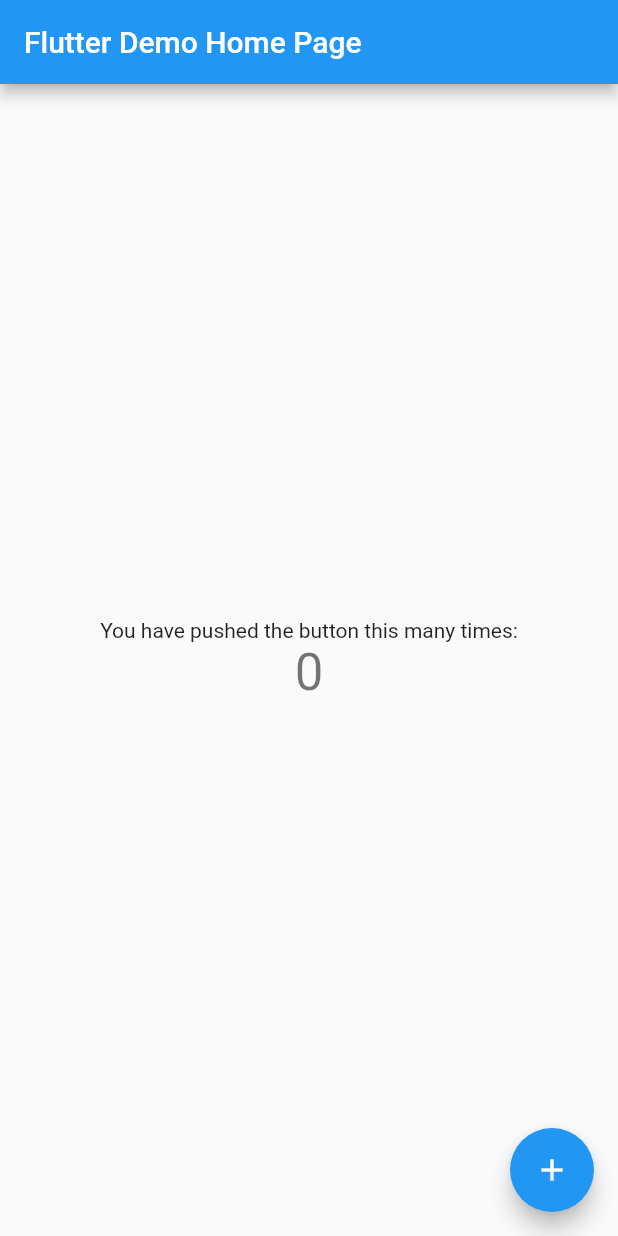
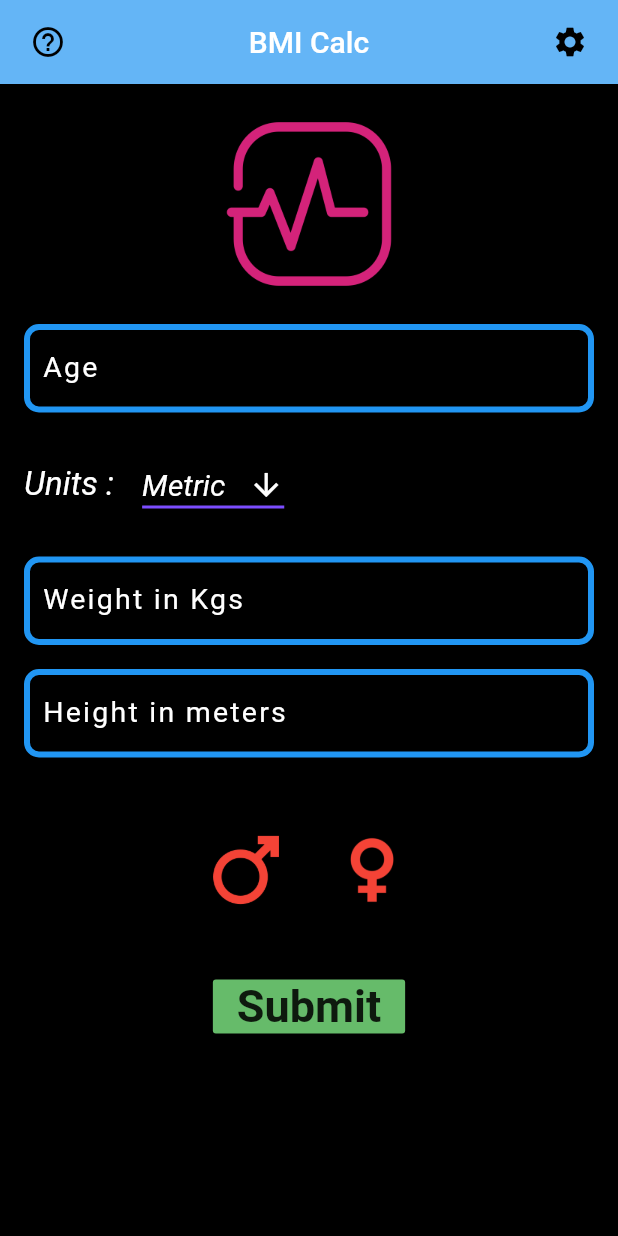
Before and after one commit to Blaze2305/BMI_calc, a Flutter app: the screen it shows after launch, on a phone screen of 412 x 824 dp. Run offline on Flutter 3.47's test engine with Material 2 defaults, Android fonts, the phone set to English and light mode, and no system bars.

Commit message:
basic ui structure done

```diff
--- a/lib/main.dart
+++ b/lib/main.dart
@@ -1,111 +1,14 @@
+
 import 'package:flutter/material.dart';
+import 'ui/home.dart';
 
-void main() => runApp(MyApp());
-
-class MyApp extends StatelessWidget {
-  // This widget is the root of your application.
-  @override
-  Widget build(BuildContext context) {
-    return MaterialApp(
-      title: 'Flutter Demo',
-      theme: ThemeData(
-        // This is the theme of your application.
-        //
-        // Try running your application with "flutter run". You'll see the
-        // application has a blue toolbar. Then, without quitting the app, try
-        // changing the primarySwatch below to Colors.green and then invoke
-        // "hot reload" (press "r" in the console where you ran "flutter run",
-        // or simply save your changes to "hot reload" in a Flutter IDE).
-        // Notice that the counter didn't reset back to zero; the application
-        // is not restarted.
-        primarySwatch: Colors.blue,
-      ),
-      home: MyHomePage(title: 'Flutter Demo Home Page'),
-    );
-  }
+void main(){
+  runApp(MaterialApp(
+    title: "BMI",
+    initialRoute: '/',
+    routes: {
+      '/':(context)=>Home(),
+      '/alert':(context)=>SecondScreen()
+    },
+  ));
 }
-
-class MyHomePage extends StatefulWidget {
-  MyHomePage({Key key, this.title}) : super(key: key);
-
-  // This widget is the home page of your application. It is stateful, meaning
-  // that it has a State object (defined below) that contains fields that affect
-  // how it looks.
-
-  // This class is the configuration for the state. It holds the values (in this
-  // case the title) provided by the parent (in this case the App widget) and
-  // used by the build method of the State. Fields in a Widget subclass are
-  // always marked "final".
-
-  final String title;
-
-  @override
-  _MyHomePageState createState() => _MyHomePageState();
-}
-
-class _MyHomePageState extends State<MyHomePage> {
-  int _counter = 0;
-
-  void _incrementCounter() {
-    setState(() {
-      // This call to setState tells the Flutter framework that something has
-      // changed in this State, which causes it to rerun the build method below
-      // so that the display can reflect the updated values. If we changed
-      // _counter without calling setState(), then the build method would not be
-      // called again, and so nothing would appear to happen.
-      _counter++;
-    });
-  }
-
-  @override
-  Widget build(BuildContext context) {
-    // This method is rerun every time setState is called, for instance as done
-    // by the _incrementCounter method above.
-    //
-    // The Flutter framework has been optimized to make rerunning build methods
-    // fast, so that you can just rebuild anything that needs updating rather
-    // than having to individually change instances of widgets.
-    return Scaffold(
-      appBar: AppBar(
-        // Here we take the value from the MyHomePage object that was created by
-        // the App.build method, and use it to set our appbar title.
-        title: Text(widget.title),
-      ),
-      body: Center(
-        // Center is a layout widget. It takes a single child and positions it
-        // in the middle of the parent.
-        child: Column(
-          // Column is also a layout widget. It takes a list of children and
-          // arranges them vertically. By default, it sizes itself to fit its
-          // children horizontally, and tries to be as tall as its parent.
-          //
-          // Invoke "debug painting" (press "p" in the console, choose the
-          // "Toggle Debug Paint" action from the Flutter Inspector in Android
-          // Studio, or the "Toggle Debug Paint" command in Visual Studio Code)
-          // to see the wireframe for each widget.
-          //
-          // Column has various properties to control how it sizes itself and
-          // how it positions its children. Here we use mainAxisAlignment to
-          // center the children vertically; the main axis here is the vertical
-          // axis because Columns are vertical (the cross axis would be
-          // horizontal).
-          mainAxisAlignment: MainAxisAlignment.center,
-          children: <Widget>[
-            Text(
-              'You have pushed the button this many times:',
-            ),
-            Text(
-              '$_counter',
-              style: Theme.of(context).textTheme.display1,
-            ),
-          ],
-        ),
-      ),
-      floatingActionButton: FloatingActionButton(
-        onPressed: _incrementCounter,
-        tooltip: 'Increment',
-        child: Icon(Icons.add),
-      ), // This trailing comma makes auto-formatting nicer for build methods.
-    );
-  }
-}
--- /dev/null
+++ b/lib/ui/home.dart
@@ -0,0 +1,553 @@
+import 'package:flutter/material.dart';
+
+class Home extends StatefulWidget {
+  @override
+  _HomeState createState() => _HomeState();
+}
+
+class _HomeState extends State<Home> {
+
+  var weights={
+    'Metric':"Kgs",
+    'Imperial':"Lbs"
+  };
+  var heights={
+    'Metric':"meters",
+    'Imperial':"inches"
+  };
+  var data={};
+  var gender={
+    0:"Male",
+    1:"Female"
+  };
+  String dropDropValue = 'Metric';
+
+ final GlobalKey<FormState> _formKey = GlobalKey<FormState>();
+  List isSelected = <bool>[false,false];
+  var radioValue;
+  @override
+  Widget build(BuildContext context) {
+    return Scaffold(
+      appBar: AppBar(
+        title: Text("BMI Calc"),
+        centerTitle: true,
+        leading: AppBar(
+          backgroundColor: Colors.blue[300],
+          elevation: 0,
+          actions: <Widget>[
+            IconButton(
+              icon: Icon(
+                Icons.help_outline,
+                color: Colors.black,
+              ),
+              onPressed: ()=>debugPrint("ASDASd"),
+            )
+          ],
+        ),
+        actions: <Widget>[
+          Padding(
+            padding: const EdgeInsets.all(8.0),
+            child: IconButton(
+              icon:Icon(
+                Icons.settings,
+                color: Colors.black,
+                semanticLabel: "Settings",
+              ),
+              onPressed: ()=>debugPrint("Button Pressed"),
+              tooltip: "Settings",
+            ),
+          )
+        ],
+        backgroundColor: Colors.blue[300],
+      ),
+      backgroundColor: Colors.black,
+      body: ListView(
+        padding: EdgeInsets.all(8),
+        children: <Widget>[
+          Form(
+            key: _formKey,
+            child: Column(
+              crossAxisAlignment: CrossAxisAlignment.center,
+              children: <Widget>[
+                //Icon
+                Padding(
+                  padding: const EdgeInsets.all(8.0),
+                  child: Center(
+                    child: Image.asset(
+                        "images/logo.png",
+                        height: 128,
+                        width: 128
+                    ),
+                  ),
+                ),
+                //Age
+                Padding(
+                  padding: const EdgeInsets.all(8.0),
+                  child: Container(
+                    color: Colors.black,
+                    child: TextFormField(
+                      style: TextStyle(
+                        color: Colors.white
+                      ),
+
+                      decoration: InputDecoration(
+
+                        hintStyle: TextStyle(
+                          color: Colors.white
+                        ),
+
+                        fillColor: Colors.white,
+
+                        focusedBorder: OutlineInputBorder(
+                          borderRadius: BorderRadius.circular(6),
+                          borderSide: BorderSide(
+                            color: Colors.blue,
+                          ),
+                        ),
+
+                        enabledBorder: OutlineInputBorder(
+                          borderRadius: BorderRadius.circular(10),
+                          borderSide: BorderSide(
+                            color: Colors.blue,
+                            width: 4.0,
+                          ),
+                        ),
+
+                        errorBorder: OutlineInputBorder(
+                          borderRadius: BorderRadius.circular(6),
+                          borderSide: BorderSide(
+                            color: Colors.red,
+                            width: 4
+                          ),
+                        ),
+
+                        errorStyle: TextStyle(
+                          height: 0,
+                        ),
+
+                          labelText: "Age",
+                          labelStyle: TextStyle(
+                            color: Colors.white,
+                            fontSize: 19,
+                            letterSpacing: 1.5
+                          ),
+
+                          border: OutlineInputBorder(
+                              gapPadding: 4,
+                              borderRadius: BorderRadius.circular(4.2)
+                          ),
+
+                      ),
+
+                      validator: (value){
+                        if(value.isEmpty || int.tryParse(value)<=0){
+                          data.remove('age');
+                          return "";
+                        }else{
+                          setState(() {
+                            data['age']=value;
+                          });
+                          return null;
+                        }
+                      },
+                      keyboardType: TextInputType.number,
+                    ),
+                  ),
+                ),
+               //Unit
+                Padding(
+                  padding: const EdgeInsets.all(8.0),
+                  child: Container(
+                    child: Row(
+                      children: <Widget>[
+                        Text(
+                          "Units :  ",
+                          style: TextStyle(
+                              fontStyle: FontStyle.italic,
+                              fontSize: 22,
+                              color: Colors.white
+                          ),
+                        ),
+                        Padding(
+                          padding: const EdgeInsets.all(8.0),
+                          child: Theme(
+                            data: ThemeData(
+                              canvasColor: Colors.black
+                            ),
+                            child:DropdownButton<String>(
+                            value: dropDropValue,
+                            iconSize: 24,
+                            elevation: 10,
+                            style: TextStyle(
+                              color: Colors.white
+                            ),
+                            underline: Container(
+                              height: 2,
+                              color: Colors.deepPurpleAccent,
+                            ),
+                            icon: Icon(
+                                Icons.arrow_downward,
+                                color: Colors.white,
+                            ),
+                            items: [
+                              DropdownMenuItem<String>(
+                                value: "Metric",
+                                child: Text(
+                                  "Metric",
+                                  style: TextStyle(
+                                    fontStyle: FontStyle.italic,
+                                    fontSize: 20
+                                  ),
+                                ),
+                              ),
+                              DropdownMenuItem<String>(
+                                value: "Imperial",
+                                child: Container(
+                                  child: Text(
+                                    "Imperial",
+                                    style: TextStyle(
+                                        fontStyle: FontStyle.italic,
+                                        fontSize: 20,
+                                    ),
+                                  ),
+                                ),
+                              )
+                            ],
+                            onChanged: (value){
+                              setState(() {
+                                dropDropValue=value;
+                              });
+                            },
+                          ),
+                          )
+                        ),
+                      ],
+                    ),
+                  ),
+                ),
+                //Weight
+                Padding(
+                  padding: const EdgeInsets.all(8.0),
+                  child: Container(
+                    color: Colors.black,
+                    child: TextFormField(
+                      style: TextStyle(
+                          color: Colors.white
+                      ),
+
+                      decoration: InputDecoration(
+
+                        hintStyle: TextStyle(
+                            color: Colors.white
+                        ),
+
+                        fillColor: Colors.white,
+
+                        focusedBorder: OutlineInputBorder(
+                          borderRadius: BorderRadius.circular(6),
+                          borderSide: BorderSide(
+                            color: Colors.blue,
+                          ),
+                        ),
+
+                        enabledBorder: OutlineInputBorder(
+                          borderRadius: BorderRadius.circular(10),
+                          borderSide: BorderSide(
+                            color: Colors.blue,
+                            width: 4.0,
+                          ),
+                        ),
+
+                        errorBorder: OutlineInputBorder(
+                          borderRadius: BorderRadius.circular(6),
+                          borderSide: BorderSide(
+                              color: Colors.red,
+                              width: 4
+                          ),
+                        ),
+
+                        errorStyle: TextStyle(
+                          height: 0,
+                        ),
+
+                        labelText: "Weight in ${weights[dropDropValue]}",
+                        labelStyle: TextStyle(
+                            color: Colors.white,
+                            fontSize: 19,
+                            letterSpacing: 1.5
+                        ),
+
+                        border: OutlineInputBorder(
+                            gapPadding: 4,
+                            borderRadius: BorderRadius.circular(4.2)
+                        ),
+
+                      ),
+
+                      validator: (value){
+                        if(value.isEmpty || double.tryParse(value)<=0){
+                          data.remove('weight');
+                          return "";
+                        }else{
+                          setState(() {
+                            data['weight']=value;
+                          });
+                          return null;
+                        }
+                      },
+                      keyboardType: TextInputType.number,
+                    ),
+                  ),
+                ),
+                //height
+                Padding(
+                  padding: const EdgeInsets.all(8.0),
+                  child: Container(
+                    color: Colors.black,
+                    child: TextFormField(
+                      style: TextStyle(
+                          color: Colors.white
+                      ),
+
+                      decoration: InputDecoration(
+
+                        hintStyle: TextStyle(
+                            color: Colors.white
+                        ),
+
+                        fillColor: Colors.white,
+
+                        focusedBorder: OutlineInputBorder(
+                          borderRadius: BorderRadius.circular(6),
+                          borderSide: BorderSide(
+                            color: Colors.blue,
+                          ),
+                        ),
+
+                        enabledBorder: OutlineInputBorder(
+                          borderRadius: BorderRadius.circular(10),
+                          borderSide: BorderSide(
+                            color: Colors.blue,
+                            width: 4.0,
+                          ),
+                        ),
+
+                        errorBorder: OutlineInputBorder(
+                          borderRadius: BorderRadius.circular(6),
+                          borderSide: BorderSide(
+                              color: Colors.red,
+                              width: 4
+                          ),
+                        ),
+
+                        errorStyle: TextStyle(
+                          height: 0,
+                        ),
+
+                        labelText: "Height in ${heights[dropDropValue]}",
+                        labelStyle: TextStyle(
+                            color: Colors.white,
+                            fontSize: 19,
+                            letterSpacing: 1.5
+                        ),
+
+                        border: OutlineInputBorder(
+                            gapPadding: 4,
+                            borderRadius: BorderRadius.circular(4.2)
+                        ),
+
+                      ),
+
+                      validator: (value){
+                        if(value.isEmpty || double.tryParse(value)<=0){
+                          data.remove('height');
+                          return "";
+                        }else{
+                          setState(() {
+                            data['height']=value;
+                          });
+                          return null;
+                        }
+                      },
+                      keyboardType: TextInputType.number,
+                    ),
+                  ),
+                ),
+                //Gender
+                Padding(
+                  padding: const EdgeInsets.all(8.0),
+                  child: Row(
+                    mainAxisAlignment: MainAxisAlignment.spaceEvenly,
+                    children: <Widget>[
+                       Padding(
+                          padding: const EdgeInsets.all(8.0),
+                          child: ToggleButtons(
+                            children: <Widget>[
+                              Padding(
+                                padding: const EdgeInsets.all(8.0),
+                                child: Image.asset(
+                                    'images/male.png',
+                                    width: 50,
+                                    height: 50,
+                                  color: Colors.red,
+                                  ),
+                              ),
+                              Padding(
+                                padding: const EdgeInsets.all(8.0),
+                                child: Image.asset(
+                                  'images/female.png',
+                                  width: 50,
+                                  height: 50,
+                                  color: Colors.red,
+                                ),
+                              )
+                            ],
+                            borderWidth: 18,
+                            fillColor: Colors.grey[800],
+                            isSelected: isSelected,
+                            borderColor: Colors.black,
+                            selectedColor: Colors.black,
+                            selectedBorderColor: Colors.black,
+                            borderRadius: BorderRadius.circular(30),
+                            onPressed: (index){
+                              setState(() {
+                                isSelected[index]=!isSelected[index];
+                                isSelected[(index+1)%2]=false;
+                                if(isSelected[index]){
+                                  data['sex']=gender[index];
+                                }else if(isSelected[(index+1)%2]){
+                                  data['sex']=gender[(index+1)%2];
+                                }else{
+                                  data.remove('sex');
+                                }
+                              });
+                            },
+                          )
+                        )
+                    ],
+                  ),
+                ),
+                //Submit
+                Container(
+                  child: Row(
+                    mainAxisAlignment: MainAxisAlignment.center,
+                    children: <Widget>[
+                      RaisedButton(
+                        color: Colors.green[400],
+                        onPressed: calculateBmi,
+                        child: Text(
+                            "Submit",
+                          style: TextStyle(
+                            fontSize: 30,
+                            fontWeight: FontWeight.w700
+                          ),
+                        ),
+                      )
+                    ],
+                  ),
+                ),
+
+                Container(
+                    child: Column(
+                      children: <Widget>[
+                        Text(
+                            "FIRST SCREEN"
+                        ),
+                        FlatButton(
+                          child: Text(
+                              "Go to second screen"
+                          ),
+                          onPressed: () {
+                            Navigator.pushNamed(context, '/alert');
+                          },
+                        )
+                      ],
+                    )
+                )
+              ],
+            ),
+          )
+        ],
+      )
+    );
+  }
+
+  calculateBmi() {
+    if(_formKey.currentState.validate() && data.keys.contains('sex')){
+      debugPrint(data.toString());
+    }else{
+      var errorList =[];
+      ['age','sex','height','weight'].forEach((value){
+        if(!data.containsKey(value)){
+          errorList.add(value);
+        }
+      });
+      debugPrint(errorList.toString());
+      showAlertDialog(context,errorList);
+    }
+  }
+
+  showAlertDialog(BuildContext context,errors) {
+    String mesg='The incomplete/wrong fields are:';
+
+    errors.forEach((value){
+      mesg+="\n   -${value[0].toUpperCase()+value.substring(1)}";
+    });
+    // set up the button
+    Widget okButton = Center(
+        child:FlatButton(
+      child: Text(
+          "Go Back",
+        style: TextStyle(
+          fontStyle: FontStyle.italic,
+          fontSize: 20
+        ),
+      ),
+      onPressed: () {
+        Navigator.of(context).pop();
+      },
+        )
+    );
+
+    // set up the AlertDialog
+    AlertDialog alert = AlertDialog(
+      title: Text("My title"),
+      content: Text(mesg),
+      actions: [
+        okButton,
+      ],
+    );
+
+    // show the dialog
+    showDialog(
+      context: context,
+      builder: (BuildContext context) {
+        return alert;
+      },
+    );
+  }
+
+
+}
+
+
+
+class SecondScreen extends StatelessWidget {
+  @override
+  Widget build(BuildContext context) {
+    return Scaffold(
+      appBar: AppBar(
+        title: Text("Second Screen"),
+      ),
+      body: Center(
+        child: RaisedButton(
+          onPressed: () {
+            // Navigate back to first screen when tapped.
+            Navigator.of(context).pop();
+          },
+          child: Text('Go back!'),
+        ),
+      ),
+    );
+  }
+}
--- a/pubspec.yaml
+++ b/pubspec.yaml
@@ -40,6 +40,10 @@
   # the material Icons class.
   uses-material-design: true
 
+  assets:
+    - images/logo.png
+    - images/male.png
+    - images/female.png
   # To add assets to your application, add an assets section, like this:
   # assets:
   #  - images/a_dot_burr.jpeg
```
Also changed, not shown: images/female.png (added), images/logo.png (added), images/male.png (added), 1 other file.
